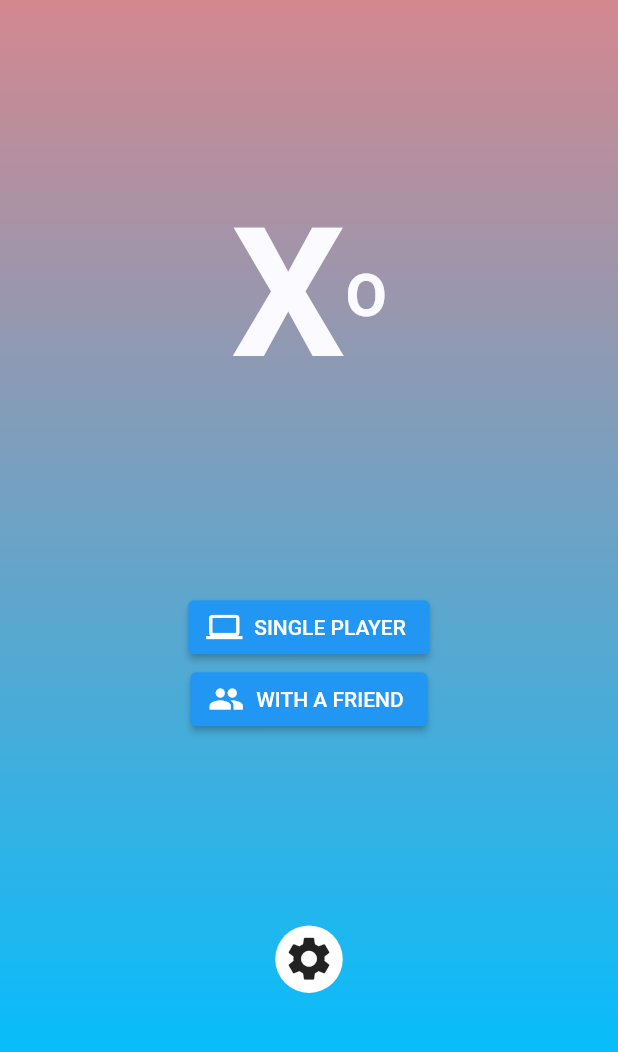
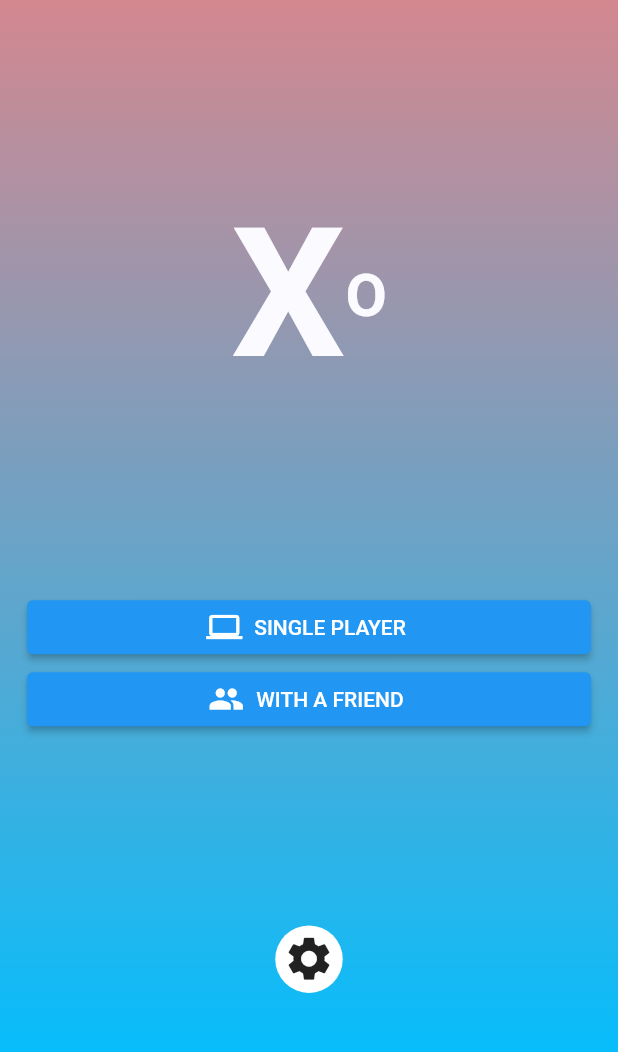
Before and after one commit to mohamedlotfy50/tic_tac_toe, a Flutter app: the screen it shows after launch, on a phone screen of 412 x 824 dp, the part 148-1200 px from its top. Run offline on Flutter 3.47's test engine with Material 2 defaults, Android fonts, the phone set to English and light mode, and no system bars.

Commit message:
creating home and game screens

```diff
--- a/lib/main.dart
+++ b/lib/main.dart
@@ -1,5 +1,5 @@
 import 'package:flutter/material.dart';
-import 'package:tic_tac_toe/my_app.dart';
+import 'my_app.dart';
 
 void main() {
   runApp(MyApp());
--- a/lib/my_app.dart
+++ b/lib/my_app.dart
@@ -1,13 +1,13 @@
 import 'package:flutter/material.dart';
-import 'package:tic_tac_toe/screens/home_screen.dart';
-import 'package:tic_tac_toe/themes/themes.dart';
+import 'screens/home_screen.dart';
+import 'themes/themes.dart';
 
 class MyApp extends StatelessWidget {
   @override
   Widget build(BuildContext context) {
     return MaterialApp(
       debugShowCheckedModeBanner: false,
-      title: 'Flutter Demo',
+      title: 'Tic Tac Toe',
       theme: myAppThemes[Themes.light],
       home: HomeScreen(),
     );
--- a/lib/screens/home_screen.dart
+++ b/lib/screens/home_screen.dart
@@ -1,7 +1,7 @@
 import 'package:flutter/material.dart';
-import 'package:tic_tac_toe/themes/colors_scheme.dart';
-import 'package:tic_tac_toe/widgets/circular_icon_button.dart';
-import 'package:tic_tac_toe/widgets/rounded_elevated_button.dart';
+import '../themes/colors_scheme.dart';
+import '../widgets/circular_icon_button.dart';
+import '../widgets/rounded_elevated_button.dart';
 
 class HomeScreen extends StatefulWidget {
   HomeScreen({Key? key}) : super(key: key);
@@ -62,6 +62,7 @@ class _HomeScreenState extends State<HomeScreen> {
               ],
             ),
             Column(
+              crossAxisAlignment: CrossAxisAlignment.stretch,
               children: [
                 RoundedElevatedButton(
                   icon: Icons.computer,
@@ -76,6 +77,7 @@ class _HomeScreenState extends State<HomeScreen> {
               ],
             ),
             CircularIconButton(
+              onPressed: () {},
               icon: Icon(
                 Icons.settings,
                 size: 35,
--- a/lib/widgets/circular_icon_button.dart
+++ b/lib/widgets/circular_icon_button.dart
@@ -2,8 +2,13 @@ import 'package:flutter/material.dart';
 
 class CircularIconButton extends StatefulWidget {
   final Icon icon;
+  final void Function()? onPressed;
   final Color? backgroundColor;
-  CircularIconButton({Key? key, required this.icon, this.backgroundColor})
+  CircularIconButton(
+      {Key? key,
+      required this.icon,
+      this.backgroundColor,
+      required this.onPressed})
       : super(key: key);
 
   @override
@@ -13,12 +18,15 @@ class CircularIconButton extends StatefulWidget {
 class _CircularIconButtonState extends State<CircularIconButton> {
   @override
   Widget build(BuildContext context) {
-    return Container(
-      padding: EdgeInsets.all(5),
-      child: widget.icon,
-      decoration: BoxDecoration(
-        borderRadius: BorderRadius.circular(50),
-        color: widget.backgroundColor,
+    return GestureDetector(
+      onTap: widget.onPressed,
+      child: Container(
+        padding: EdgeInsets.all(5),
+        child: widget.icon,
+        decoration: BoxDecoration(
+          borderRadius: BorderRadius.circular(50),
+          color: widget.backgroundColor,
+        ),
       ),
     );
   }
```
Also changed, not shown: lib/models/game_board.dart (+13 -3 lines), lib/models/player.dart (added, +12 -0 lines), lib/screens/game_screen.dart (+56 -0 lines), lib/widgets/board.dart (added, +34 -0 lines), lib/widgets/score_board.dart (added, +48 -0 lines).
